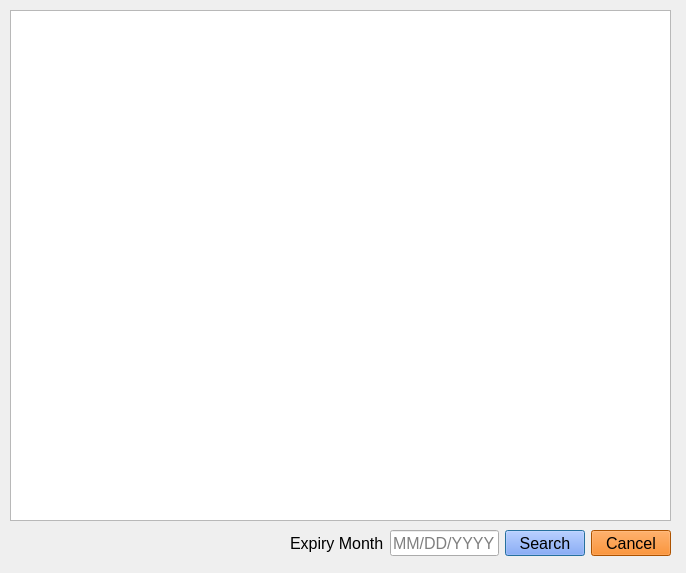
This is membershipexpiry.ui in P4TOO/BulkClub-System as Qt 5 draws it before an edit. The edited form follows.
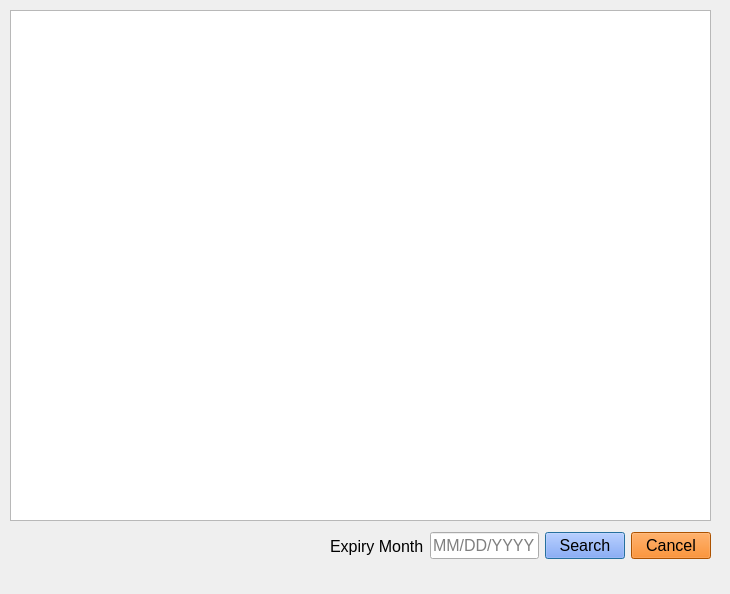
This is the edited form.

The edit to the form file:
```diff
--- a/membershipexpiry.ui
+++ b/membershipexpiry.ui
@@ -6,8 +6,8 @@
    <rect>
     <x>0</x>
     <y>0</y>
-    <width>686</width>
-    <height>573</height>
+    <width>730</width>
+    <height>594</height>
    </rect>
   </property>
   <property name="windowTitle">
@@ -16,10 +16,10 @@
   <widget class="QWidget" name="layoutWidget">
    <property name="geometry">
     <rect>
-     <x>290</x>
+     <x>330</x>
      <y>530</y>
      <width>381</width>
-     <height>26</height>
+     <height>32</height>
     </rect>
    </property>
    <layout class="QHBoxLayout" name="horizontalLayout">
@@ -87,7 +87,7 @@
     <rect>
      <x>10</x>
      <y>10</y>
-     <width>661</width>
+     <width>701</width>
      <height>511</height>
     </rect>
    </property>
```
